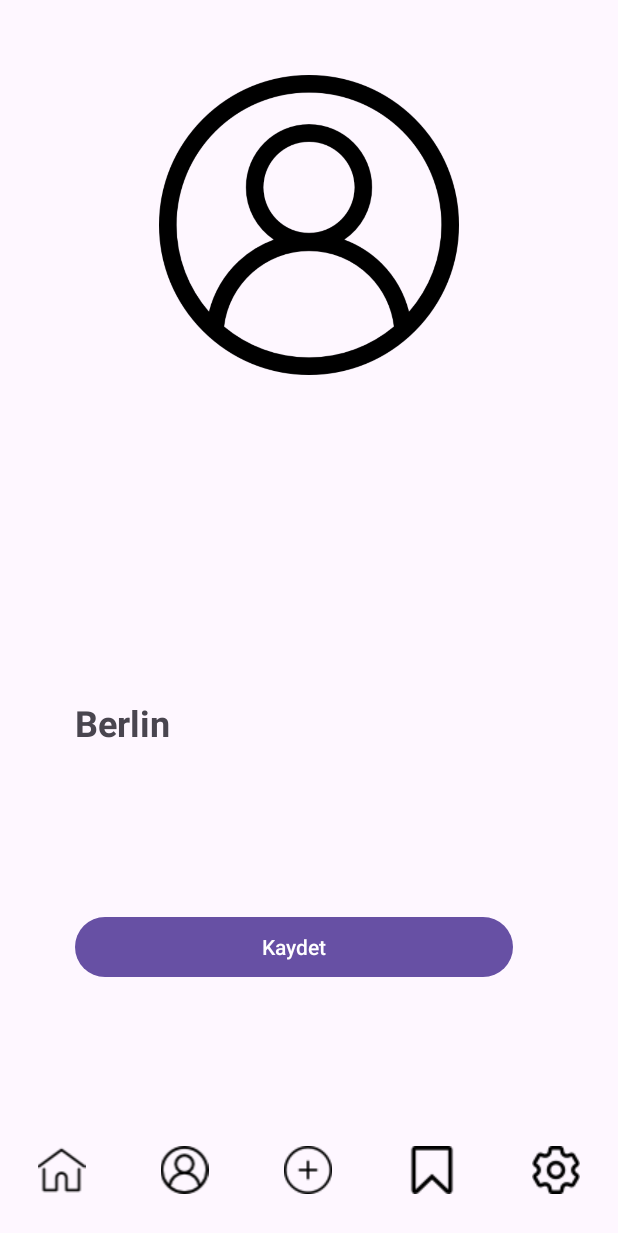
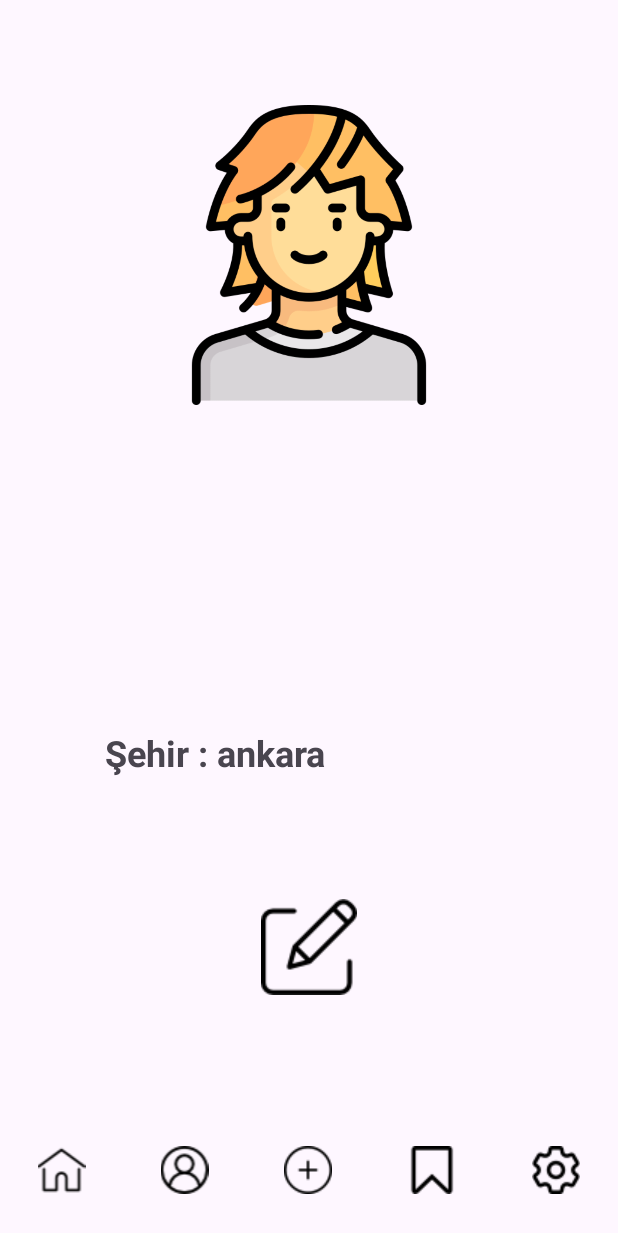
Before and after one commit to olgun-yilmaz/SpotTicket, an Android app: the fragment ProfileFragment placed in its activity, on a phone screen of 412 x 824 dp. Shown: the top 1233 px of the screen. Run offline under Robolectric (Android 15) with nearby library versions, the phone set to English and light mode, and no system bars; our stand-ins replace Firebase (no records; nobody signed in at launch, a user with empty details on screens opened directly); 7 statements that could not run were skipped.

Commit message:
Added profile fragment

```diff
--- a/app/src/main/java/com/olgunyilmaz/spotticket/view/activities/MainActivity.java
+++ b/app/src/main/java/com/olgunyilmaz/spotticket/view/activities/MainActivity.java
@@ -50,7 +50,7 @@ public class MainActivity extends AppCompatActivity {
         auth.setLanguageCode("tr");
 
         fragmentManager = getSupportFragmentManager();
-        sharedPreferences = getSharedPreferences("com.olgunyilmaz.spotticket.view", MODE_PRIVATE);
+        sharedPreferences = getSharedPreferences("com.olgunyilmaz.spotticket", MODE_PRIVATE);
 
         binding.profileButton.setOnClickListener(new View.OnClickListener() {
             @Override
--- a/app/src/main/java/com/olgunyilmaz/spotticket/view/fragments/ChangeCityFragment.java
+++ b/app/src/main/java/com/olgunyilmaz/spotticket/view/fragments/ChangeCityFragment.java
@@ -26,6 +26,7 @@ import com.olgunyilmaz.spotticket.service.TicketmasterApiService;
 
 import java.io.IOException;
 import java.util.List;
+import java.util.Locale;
 
 import retrofit2.Call;
 import retrofit2.Callback;
@@ -58,9 +59,10 @@ public class ChangeCityFragment extends Fragment {
 
         binding.recyclerView.setLayoutManager(new LinearLayoutManager(getContext()));
 
-        sharedPreferences = getActivity().getSharedPreferences("com.olgunyilmaz.spotticket.view", MODE_PRIVATE);
+        sharedPreferences = getActivity().getSharedPreferences("com.olgunyilmaz.spotticket", MODE_PRIVATE);
 
         String city = sharedPreferences.getString("city","ankara");
+        binding.fragmentCityText.setText(city);
 
         TicketmasterApiService apiService = RetrofitClient.getApiService();
         findEventByCity(apiService,city);
--- a/app/src/main/java/com/olgunyilmaz/spotticket/view/fragments/ProfileFragment.java
+++ b/app/src/main/java/com/olgunyilmaz/spotticket/view/fragments/ProfileFragment.java
@@ -1,5 +1,8 @@
 package com.olgunyilmaz.spotticket.view.fragments;
 
+import static android.content.Context.MODE_PRIVATE;
+
+import android.content.SharedPreferences;
 import android.os.Bundle;
 
 import androidx.annotation.NonNull;
@@ -9,6 +12,7 @@ import androidx.fragment.app.Fragment;
 import android.view.LayoutInflater;
 import android.view.View;
 import android.view.ViewGroup;
+import android.widget.Toast;
 
 import com.google.firebase.auth.FirebaseAuth;
 import com.google.firebase.auth.FirebaseUser;
@@ -16,7 +20,8 @@ import com.olgunyilmaz.spotticket.databinding.FragmentProfileBinding;
 
 public class ProfileFragment extends Fragment {
 
-FragmentProfileBinding binding;
+    FragmentProfileBinding binding;
+    SharedPreferences sharedPreferences;
 
 
     @Override
@@ -27,7 +32,7 @@ FragmentProfileBinding binding;
     @Override
     public View onCreateView(LayoutInflater inflater, ViewGroup container,
                              Bundle savedInstanceState) {
-        binding = FragmentProfileBinding.inflate(getLayoutInflater(),container,false);
+        binding = FragmentProfileBinding.inflate(getLayoutInflater(), container, false);
         View view = binding.getRoot();
         return view;
     }
@@ -36,11 +41,63 @@ FragmentProfileBinding binding;
     public void onViewCreated(@NonNull View view, @Nullable Bundle savedInstanceState) {
         super.onViewCreated(view, savedInstanceState);
 
+        displayMode();
+
+        sharedPreferences = getActivity().getSharedPreferences("com.olgunyilmaz.spotticket", MODE_PRIVATE);
+
         FirebaseUser user = FirebaseAuth.getInstance().getCurrentUser();
 
         binding.emailText.setText(user.getDisplayName());
         binding.usernameText.setText(user.getEmail());
-        binding.cityText.setText("Berlin"); // will be update
+        binding.cityText.setText("Şehir : " + sharedPreferences.getString("city","ankara")); // will be update
+
+        binding.editButton.setOnClickListener(new View.OnClickListener() {
+            @Override
+            public void onClick(View view) {
+                edit();
+            }
+        });
 
     }
+
+    private void edit() {
+        editMode();
+        binding.cityText.setText("Şehir : ");
+
+        binding.saveButton.setOnClickListener(new View.OnClickListener() {
+            @Override
+            public void onClick(View view) {
+                save(binding.editTextCity.getText().toString());
+            }
+        });
+
+    }
+
+    private void save(String city) {
+        String msg;
+        displayMode();
+        if (!city.isEmpty()) {
+            sharedPreferences.edit().putString("city",city).apply();
+            msg = "Şehriniz başarıyla değiştirildi!";
+        }else{
+            msg = "Lütfen şehir ismini doğru girdiğinizden emin olun!";
+        }
+
+        binding.cityText.setText("Şehir : " + sharedPreferences.getString("city","ankara"));
+        Toast.makeText(getContext(),msg,Toast.LENGTH_LONG).show();
+
+    }
+
+    private void displayMode(){
+        binding.editButton.setVisibility(View.VISIBLE);
+        binding.editTextCity.setVisibility(View.GONE);
+        binding.saveButton.setVisibility(View.GONE);
+    }
+
+    private void editMode(){
+        binding.editButton.setVisibility(View.GONE);
+        binding.editTextCity.setVisibility(View.VISIBLE);
+        binding.saveButton.setVisibility(View.VISIBLE);
+    }
+
 }
--- a/app/src/main/res/layout/activity_main.xml
+++ b/app/src/main/res/layout/activity_main.xml
@@ -9,8 +9,9 @@
 
     <androidx.constraintlayout.widget.ConstraintLayout
         android:id="@+id/constraintLayout"
-        android:layout_width="match_parent"
+        android:layout_width="0dp"
         android:layout_height="0dp"
+        android:layout_margin="20dp"
         app:layout_constraintBottom_toTopOf="@+id/linearLayout"
         app:layout_constraintEnd_toEndOf="parent"
         app:layout_constraintStart_toStartOf="parent"
@@ -38,7 +39,8 @@
         android:orientation="horizontal"
         app:layout_constraintBottom_toBottomOf="parent"
         app:layout_constraintEnd_toEndOf="parent"
-        app:layout_constraintStart_toStartOf="parent">
+        app:layout_constraintStart_toStartOf="parent"
+        app:layout_constraintTop_toBottomOf="@+id/constraintLayout">
 
         <ImageView
             android:id="@+id/homeButton"
--- a/app/src/main/res/layout/fragment_profile.xml
+++ b/app/src/main/res/layout/fragment_profile.xml
@@ -13,7 +13,7 @@
         android:layout_marginStart="50dp"
         android:layout_marginTop="50dp"
         android:layout_marginEnd="50dp"
-        android:src="@drawable/sample_profile_image"
+        android:src="@drawable/pp"
         app:layout_constraintEnd_toEndOf="parent"
         app:layout_constraintStart_toStartOf="parent"
         app:layout_constraintTop_toTopOf="parent" />
@@ -57,14 +57,38 @@
 
     <Button
         android:id="@+id/saveButton"
-        android:layout_width="292dp"
+        android:layout_width="0dp"
         android:layout_height="wrap_content"
         android:text="Kaydet"
+        app:layout_constraintBottom_toBottomOf="parent"
+        app:layout_constraintEnd_toEndOf="@+id/editTextCity"
+        app:layout_constraintStart_toStartOf="@+id/editTextCity"
+        app:layout_constraintTop_toBottomOf="@+id/editTextCity" />
+
+    <ImageView
+        android:id="@+id/editButton"
+        android:layout_width="0dp"
+        android:layout_height="wrap_content"
+        android:src="@drawable/edit_icon"
+        app:layout_constraintBottom_toBottomOf="parent"
+        app:layout_constraintEnd_toEndOf="@+id/cityText"
+        app:layout_constraintHorizontal_bias="0.837"
+        app:layout_constraintStart_toStartOf="@+id/cityText"
+        app:layout_constraintTop_toBottomOf="@+id/cityText" />
+
+    <EditText
+        android:id="@+id/editTextCity"
+        android:layout_width="0dp"
+        android:layout_height="wrap_content"
+        android:ems="10"
+        android:hint="Lütfen şehrinizin adını girin :"
+        android:inputType="text"
         app:layout_constraintBottom_toBottomOf="parent"
         app:layout_constraintEnd_toEndOf="@+id/cityText"
         app:layout_constraintHorizontal_bias="0.0"
         app:layout_constraintStart_toStartOf="@+id/cityText"
-        app:layout_constraintTop_toBottomOf="@+id/cityText" />
+        app:layout_constraintTop_toBottomOf="@+id/cityText"
+        app:layout_constraintVertical_bias="0.304" />
 
 
 </androidx.constraintlayout.widget.ConstraintLayout>
```
Also changed, not shown: app/src/main/res/layout/fragment_change_city.xml (+15 -4 lines), app/src/main/res/drawable/pp.png (added).
